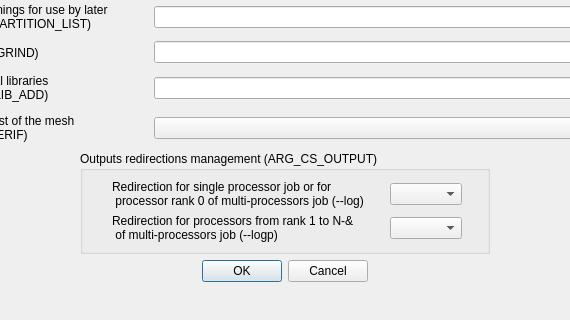
Above: gui/Pages/BatchRunningAdvancedOptionsDialogForm.ui from code-saturne/code_saturne before the change; both pictures show x 88 to 658 and y 153 to 473 of the 743 by 473 pixel window. Below: the same form after it.
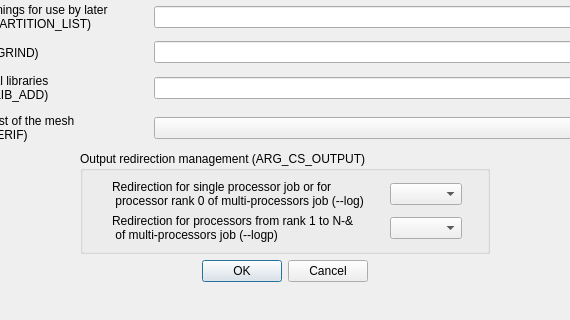
That is the form after the change.

The edit to the form file:
```diff
--- a/gui/Pages/BatchRunningAdvancedOptionsDialogForm.ui
+++ b/gui/Pages/BatchRunningAdvancedOptionsDialogForm.ui
@@ -265,7 +265,7 @@
        <item>
         <widget class="QGroupBox" name="groupBox" >
          <property name="title" >
-          <string>Outputs redirections management (ARG_CS_OUTPUT)</string>
+          <string>Output redirection management (ARG_CS_OUTPUT)</string>
          </property>
          <layout class="QGridLayout" >
           <item row="0" column="0" >
```
